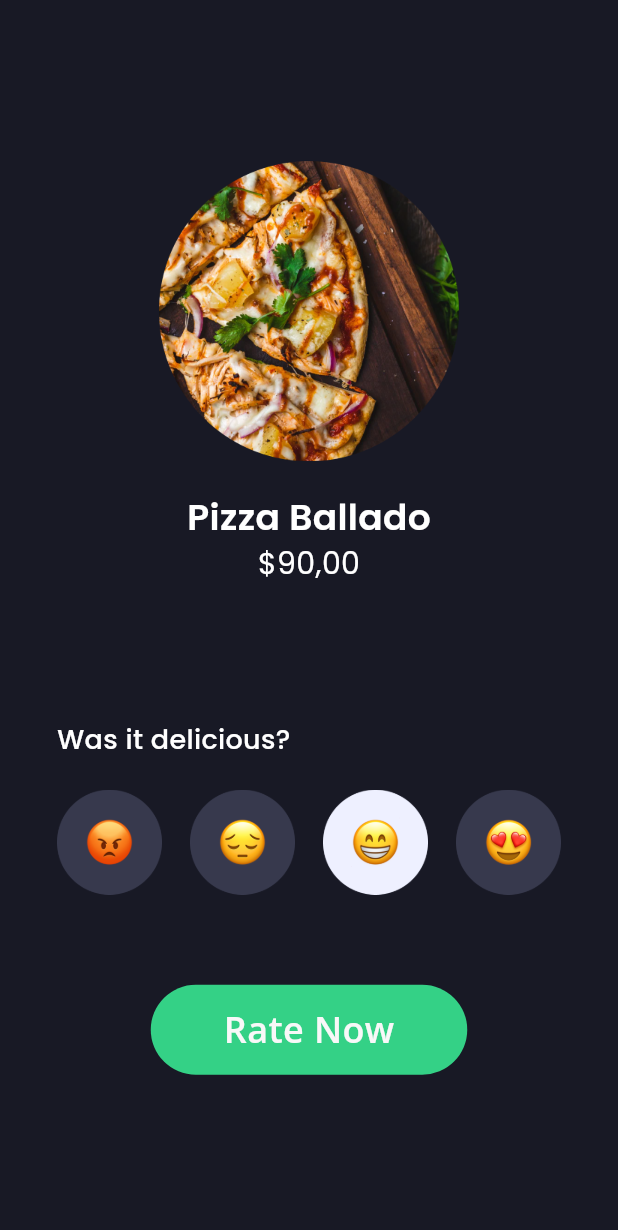
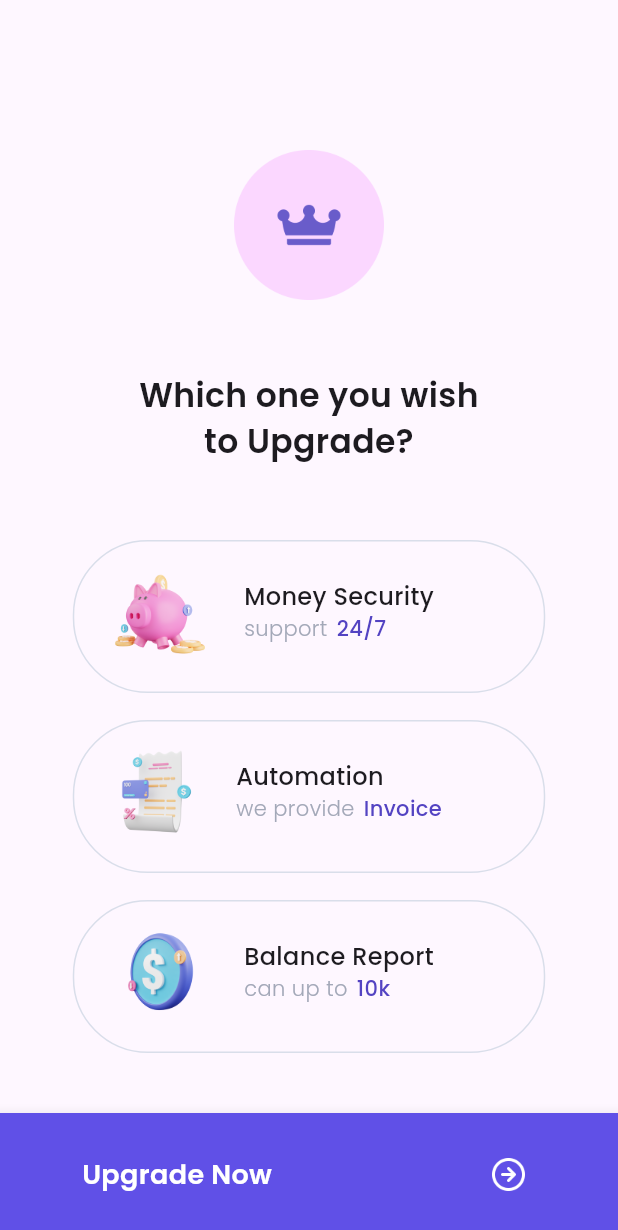
Before and after one commit to iqbal-rahmatullah/FlutterUI-7Challenge, a Flutter app: the screen it shows after launch, on a phone screen of 412 x 824 dp. Shown: the top 1230 px of the screen. Run offline on Flutter 3.47's test engine with Material 3 defaults, Android fonts, the phone set to English and light mode, and no system bars; our stand-ins replace google_fonts.

Commit message:
Project 6.1 done

```diff
--- a/lib/main.dart
+++ b/lib/main.dart
@@ -1,6 +1,7 @@
 import 'package:flutter/material.dart';
 import 'package:seven_project/pages/empty_page1.dart';
 import 'package:seven_project/pages/get_started1.dart';
+import 'package:seven_project/pages/pricing_page1.dart';
 import 'package:seven_project/pages/rating_screen1.dart';
 import 'package:seven_project/pages/sign_in1.dart';
 import 'package:seven_project/pages/splash_screen1.dart';
@@ -16,7 +17,7 @@ class MyApp extends StatelessWidget {
   Widget build(BuildContext context) {
     return const MaterialApp(
       debugShowCheckedModeBanner: false,
-      home: RatingScreen1(), //Change this to view other page
+      home: PricePage1(), //Change this to view other page
     );
   }
 }
--- /dev/null
+++ b/lib/pages/pricing_page1.dart
@@ -0,0 +1,159 @@
+import 'package:flutter/material.dart';
+import 'package:google_fonts/google_fonts.dart';
+
+class PricePage1 extends StatefulWidget {
+  const PricePage1({super.key});
+
+  @override
+  State<PricePage1> createState() => _PricePage1State();
+}
+
+class _PricePage1State extends State<PricePage1> {
+  int indexOptionSelected = -1;
+
+  Widget Header() {
+    return Padding(
+      padding: const EdgeInsets.only(top: 100, left: 30, right: 30),
+      child: Column(
+        children: [
+          Center(
+            child: Image.asset(
+              'assets/project6/crown.png',
+              width: 100,
+            ),
+          ),
+          SizedBox(
+            height: 48,
+          ),
+          Text(
+            "Which one you wish\nto Upgrade?",
+            style:
+                GoogleFonts.poppins(fontSize: 22, fontWeight: FontWeight.w600),
+            textAlign: TextAlign.center,
+          )
+        ],
+      ),
+    );
+  }
+
+  Widget OptionSelect(
+    int index,
+    String icon,
+    String title,
+    String description,
+    String subDescription,
+  ) {
+    return GestureDetector(
+      onTap: () {
+        setState(() {
+          indexOptionSelected = index;
+        });
+      },
+      child: Container(
+        width: 315,
+        decoration: BoxDecoration(
+            border: (indexOptionSelected == index)
+                ? Border.all(color: Color(0xff6050E7))
+                : Border.all(color: Color(0xffD9DEEA)),
+            borderRadius: BorderRadius.circular(50)),
+        child: Padding(
+          padding: const EdgeInsets.only(top: 16, bottom: 23),
+          child: Row(
+            mainAxisAlignment: MainAxisAlignment.spaceEvenly,
+            children: [
+              Image.asset(
+                'assets/project6/$icon',
+                width: 66,
+                height: 61,
+              ),
+              Column(
+                crossAxisAlignment: CrossAxisAlignment.start,
+                children: [
+                  Text(
+                    "$title",
+                    style: GoogleFonts.poppins(
+                        fontSize: 16, fontWeight: FontWeight.w500),
+                  ),
+                  Row(
+                    children: [
+                      Text(
+                        "$description",
+                        style: GoogleFonts.poppins(
+                            color: Color(0xffA3A8B8),
+                            fontWeight: FontWeight.w300),
+                      ),
+                      SizedBox(
+                        width: 6,
+                      ),
+                      Text(
+                        "$subDescription",
+                        style: GoogleFonts.poppins(
+                            color: Color(0xff5343C2),
+                            fontWeight: FontWeight.w500),
+                      )
+                    ],
+                  ),
+                ],
+              ),
+              indexOptionSelected == index
+                  ? Image.asset(
+                      'assets/project6/ic_check.png',
+                      width: 26,
+                    )
+                  : SizedBox(
+                      width: 26,
+                    )
+            ],
+          ),
+        ),
+      ),
+    );
+  }
+
+  @override
+  Widget build(BuildContext context) {
+    return Scaffold(
+      body: Column(
+        children: [
+          Header(),
+          SizedBox(
+            height: 50,
+          ),
+          OptionSelect(0, "pig.png", "Money Security", "support", "24/7"),
+          SizedBox(
+            height: 18,
+          ),
+          OptionSelect(1, "paper.png", "Automation", "we provide", "Invoice"),
+          SizedBox(
+            height: 18,
+          ),
+          OptionSelect(2, "coin.png", "Balance Report", "can up to", "10k"),
+        ],
+      ),
+      bottomNavigationBar:
+          BottomNavigationBar(backgroundColor: Color(0xff6050E7), items: [
+        BottomNavigationBarItem(
+            icon: Padding(
+              padding: const EdgeInsets.only(top: 21, left: 30),
+              child: Text(
+                "Upgrade Now",
+                style: GoogleFonts.poppins(
+                    color: Colors.white,
+                    fontSize: 18,
+                    fontWeight: FontWeight.w600),
+              ),
+            ),
+            label: ""),
+        BottomNavigationBarItem(
+            icon: Padding(
+              padding: const EdgeInsets.only(top: 21, left: 60),
+              child: Image.asset(
+                'assets/project6/btn_arrow.png',
+                width: 24,
+              ),
+            ),
+            label: "")
+      ]),
+    );
+  }
+}
--- a/pubspec.yaml
+++ b/pubspec.yaml
@@ -64,6 +64,7 @@ flutter:
     - assets/project3/
     - assets/project4/
     - assets/project5/
+    - assets/project6/
 
   # An image asset can refer to one or more resolution-specific "variants", see
   # https://flutter.dev/assets-and-images/#resolution-aware
```
Also changed, not shown: assets/project6/btn_arrow.png (added), assets/project6/check.png (added), assets/project6/coin.png (added), assets/project6/crown.png (added), assets/project6/ic_check.png (added), assets/project6/paper.png (added), assets/project6/pig.png (added), assets/project6/toplogo.png (added).
